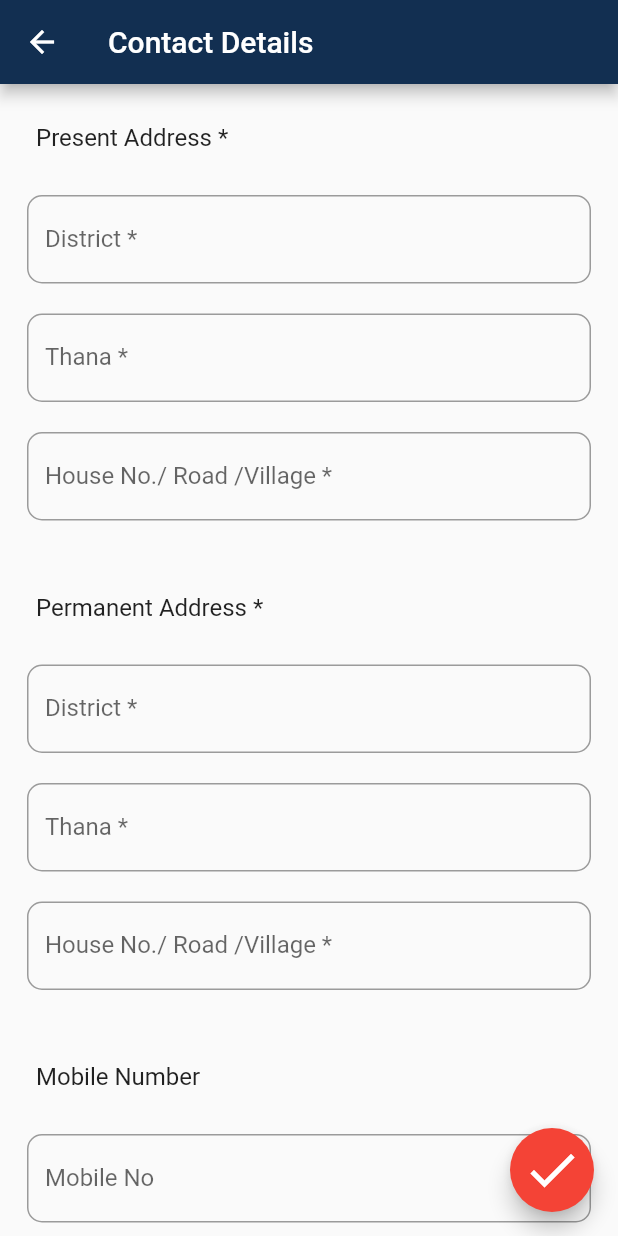
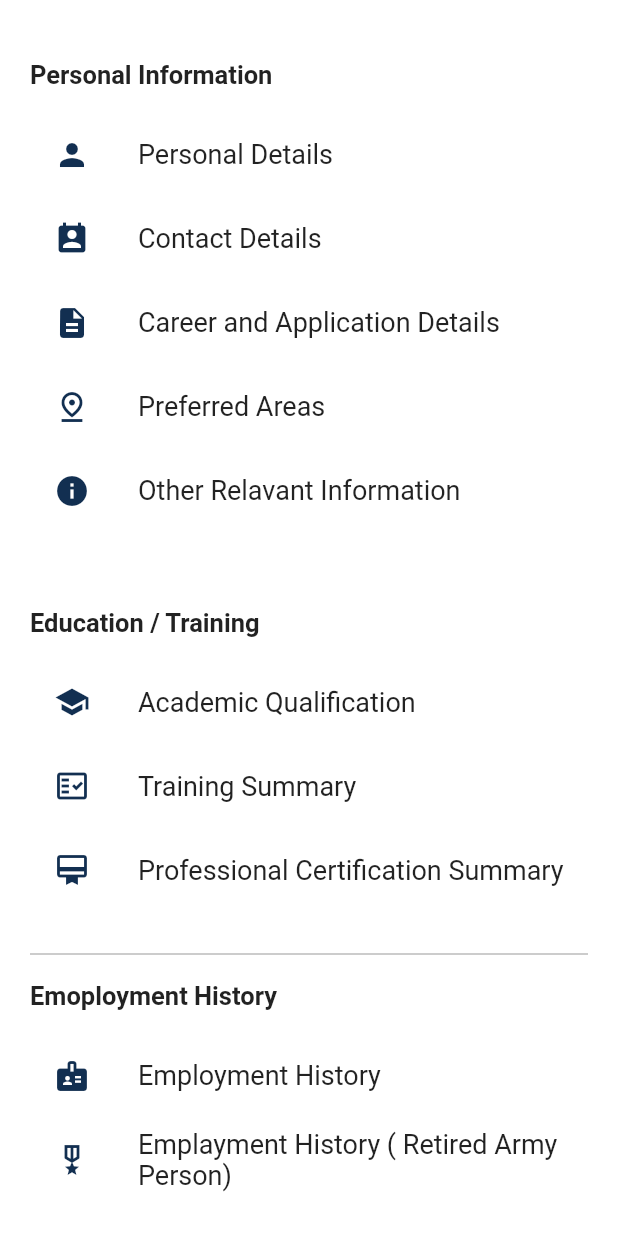
Before and after one commit to Emon526/Job-Search, a Flutter app: the Information screen opened directly, on a phone screen of 412 x 824 dp. Run offline on Flutter 3.47's test engine with Material 2 defaults, Android fonts, the phone set to English and light mode, and no system bars; our stand-ins replace line_icons, lottie.

Commit message:
Added Multiple Pages

```diff
--- a/lib/screens/account/registration/contactdetails.dart
+++ b/lib/screens/account/registration/contactdetails.dart
@@ -5,14 +5,14 @@ import 'package:newdemo/widgets/custombutton.dart';
 import 'package:newdemo/widgets/field.dart';
 import 'package:newdemo/widgets/floatingarrownextbutton.dart';
 
-class Information extends StatefulWidget {
-  const Information({Key? key}) : super(key: key);
+class ContactDetails extends StatefulWidget {
+  const ContactDetails({Key? key}) : super(key: key);
 
   @override
-  _InformationState createState() => _InformationState();
+  _ContactDetailsState createState() => _ContactDetailsState();
 }
 
-class _InformationState extends State<Information> {
+class _ContactDetailsState extends State<ContactDetails> {
   @override
   Widget build(BuildContext context) {
     return Scaffold(
--- /dev/null
+++ b/lib/screens/account/registration/information.dart
@@ -0,0 +1,171 @@
+// ignore_for_file: prefer_const_constructors
+
+import 'package:flutter/material.dart';
+import 'package:newdemo/screens/account/registration/contactdetails.dart';
+import 'package:newdemo/widgets/informationlisttile.dart';
+
+class Information extends StatelessWidget {
+  const Information({Key? key}) : super(key: key);
+
+  @override
+  Widget build(BuildContext context) {
+    return Scaffold(
+      backgroundColor: Colors.white,
+      body: SafeArea(
+        child: SingleChildScrollView(
+          child: Padding(
+            padding: const EdgeInsets.symmetric(
+              horizontal: 20.0,
+              vertical: 40,
+            ),
+            child: Column(
+              crossAxisAlignment: CrossAxisAlignment.start,
+              children: [
+                Text(
+                  'Personal Information',
+                  style: TextStyle(
+                    fontWeight: FontWeight.bold,
+                    fontSize: 17,
+                  ),
+                ),
+                SizedBox(
+                  height: 15,
+                ),
+
+                InformationListTile(
+                  icon: Icons.person,
+                  title: 'Personal Details',
+                  onpress: () {},
+                ),
+                InformationListTile(
+                  icon: Icons.perm_contact_calendar,
+                  title: 'Contact Details',
+                  onpress: () => {
+                    Navigator.push(
+                      context,
+                      MaterialPageRoute(
+                        builder: (context) => ContactDetails(),
+                      ),
+                    ),
+                  },
+                ),
+                InformationListTile(
+                  icon: Icons.description,
+                  title: 'Career and Application Details',
+                  onpress: () {},
+                ),
+                InformationListTile(
+                  icon: Icons.pin_drop_outlined,
+                  title: 'Preferred Areas',
+                  onpress: () {},
+                ),
+                InformationListTile(
+                  icon: Icons.info,
+                  title: 'Other Relavant Information',
+                  onpress: () {},
+                ),
+                SizedBox(
+                  height: 50,
+                ),
+
+                //  EDU
+                Text('Education / Training',
+                    style: TextStyle(
+                      fontWeight: FontWeight.bold,
+                      fontSize: 17,
+                    )),
+                SizedBox(
+                  height: 15,
+                ),
+
+                InformationListTile(
+                  icon: Icons.school,
+                  title: 'Academic Qualification',
+                  onpress: () {},
+                ),
+                InformationListTile(
+                  icon: Icons.fact_check_outlined,
+                  title: 'Training Summary',
+                  onpress: () {},
+                ),
+                InformationListTile(
+                  icon: Icons.card_membership_outlined,
+                  title: 'Professional Certification Summary',
+                  onpress: () {},
+                ),
+                SizedBox(
+                  height: 20,
+                ),
+
+                SizedBox(
+                  child: Divider(
+                    thickness: 1,
+                    color: Colors.grey.withOpacity(0.7),
+                  ),
+                ),
+                SizedBox(
+                  height: 10,
+                ),
+                Text('Emoployment History',
+                    style: TextStyle(
+                      fontWeight: FontWeight.bold,
+                      fontSize: 17,
+                    )),
+                SizedBox(
+                  height: 15,
+                ),
+
+                InformationListTile(
+                  icon: Icons.badge,
+                  title: 'Employment History',
+                  onpress: () {},
+                ),
+                InformationListTile(
+                  icon: Icons.military_tech_outlined,
+                  title: 'Emplayment History ( Retired Army Person)',
+                  onpress: () {},
+                ),
+                SizedBox(
+                  height: 20,
+                ),
+                SizedBox(
+                  child: Divider(
+                    thickness: 1,
+                    color: Colors.grey.withOpacity(0.7),
+                  ),
+                ),
+                SizedBox(
+                  height: 10,
+                ),
+                Text('Other Information',
+                    style: TextStyle(
+                      fontWeight: FontWeight.bold,
+                      fontSize: 17,
+                    )),
+                SizedBox(
+                  height: 15,
+                ),
+
+                InformationListTile(
+                  icon: Icons.stars,
+                  title: 'Specialization',
+                  onpress: () {},
+                ),
+                InformationListTile(
+                  icon: Icons.language,
+                  title: 'Language Proficiency',
+                  onpress: () {},
+                ),
+                InformationListTile(
+                  icon: Icons.group,
+                  title: 'References',
+                  onpress: () {},
+                ),
+              ],
+            ),
+          ),
+        ),
+      ),
+    );
+  }
+}
--- a/lib/screens/account/registration/registrationcategory.dart
+++ b/lib/screens/account/registration/registrationcategory.dart
@@ -93,7 +93,7 @@ class RegistrationCategory extends StatelessWidget {
               customdesignendColor: Color(0xff122f51),
               cardcolor: Colors.white,
               elevation: 3,
-              iconData: Icons.handyman,
+              iconData: Icons.construction,
               categorytitle: 'Special Skilled Category',
               categorysubtitle: 'Computer Operator, Mechanic/ Technician',
               iconColor: Colors.white,
--- a/lib/screens/splash/splashscreen.dart
+++ b/lib/screens/splash/splashscreen.dart
@@ -44,7 +44,7 @@ class _LogoScreenState extends State<LogoScreen> {
               height: size.height * 0.2,
               width: size.width * 0.35,
               image: AssetImage(
-                'images/logo1.png',
+                'asset/images/logo1.png',
               ),
             ),
             SizedBox(
@@ -65,7 +65,7 @@ class _LogoScreenState extends State<LogoScreen> {
             Image(
               width: size.width * 0.5,
               image: AssetImage(
-                'images/logo.png',
+                'asset/images/logo.png',
               ),
             ),
             SizedBox(
--- /dev/null
+++ b/lib/widgets/informationlisttile.dart
@@ -0,0 +1,34 @@
+// ignore_for_file: prefer_const_constructors
+
+import 'package:flutter/material.dart';
+
+class InformationListTile extends StatelessWidget {
+  final IconData icon;
+  final String title;
+  final VoidCallback onpress;
+  const InformationListTile({
+    Key? key,
+    required this.icon,
+    required this.title,
+    required this.onpress,
+  }) : super(key: key);
+
+  @override
+  Widget build(BuildContext context) {
+    return GestureDetector(
+      onTap: onpress,
+      child: ListTile(
+        leading: Icon(
+          icon,
+          color: Color(0xff122f51),
+        ),
+        title: Text(
+          title,
+          style: TextStyle(
+            fontSize: 18,
+          ),
+        ),
+      ),
+    );
+  }
+}
--- a/lib/widgets/ordivider.dart
+++ b/lib/widgets/ordivider.dart
@@ -12,9 +12,9 @@ class OrDivider extends StatelessWidget {
         Expanded(
           child: Divider(
             color: Colors.black.withOpacity(0.5),
-            indent: 20,
+            indent: 0,
             thickness: 1,
-            endIndent: 10,
+            endIndent: 20,
           ),
         ),
         Text(
@@ -29,7 +29,7 @@ class OrDivider extends StatelessWidget {
             color: Colors.black.withOpacity(0.5),
             indent: 20,
             thickness: 1,
-            endIndent: 10,
+            endIndent: 0,
           ),
         ),
       ],
--- a/pubspec.yaml
+++ b/pubspec.yaml
@@ -37,6 +37,9 @@ dependencies:
   font_awesome_flutter: ^9.1.0
   animated_text_kit: ^4.2.1
   lottie: ^1.2.1
+  country_code_picker: ^2.0.2
+  country_list_pick: ^1.0.0+3
+
 
 dev_dependencies:
   flutter_test:
@@ -61,7 +64,7 @@ flutter:
 
   # To add assets to your application, add an assets section, like this:
   assets:
-    - images/
+    - asset/images/
     - asset/icons/
     - asset/lottiefiles/
   #   - images/a_dot_ham.jpeg
```
Also changed, not shown: lib/screens/account/registration/gender.dart (+18 -13 lines), lib/screens/account/registration/mobileandemail.dart (+26 -19 lines), lib/screens/account/registration/setuserid.dart (added, +235 -0 lines), lib/screens/account/signin/createaccount.dart (+3 -8 lines), lib/screens/skills/functioncategoryskills.dart (+4 -9 lines), lib/screens/skills/specialcategoryskills.dart (+3 -8 lines), lib/widgets/progressindicator.dart (added, +21 -0 lines), asset/images/background.jpg (added), lib/model/skillmodel.dart (renamed from lib/model/model.dart), pubspec.lock.
